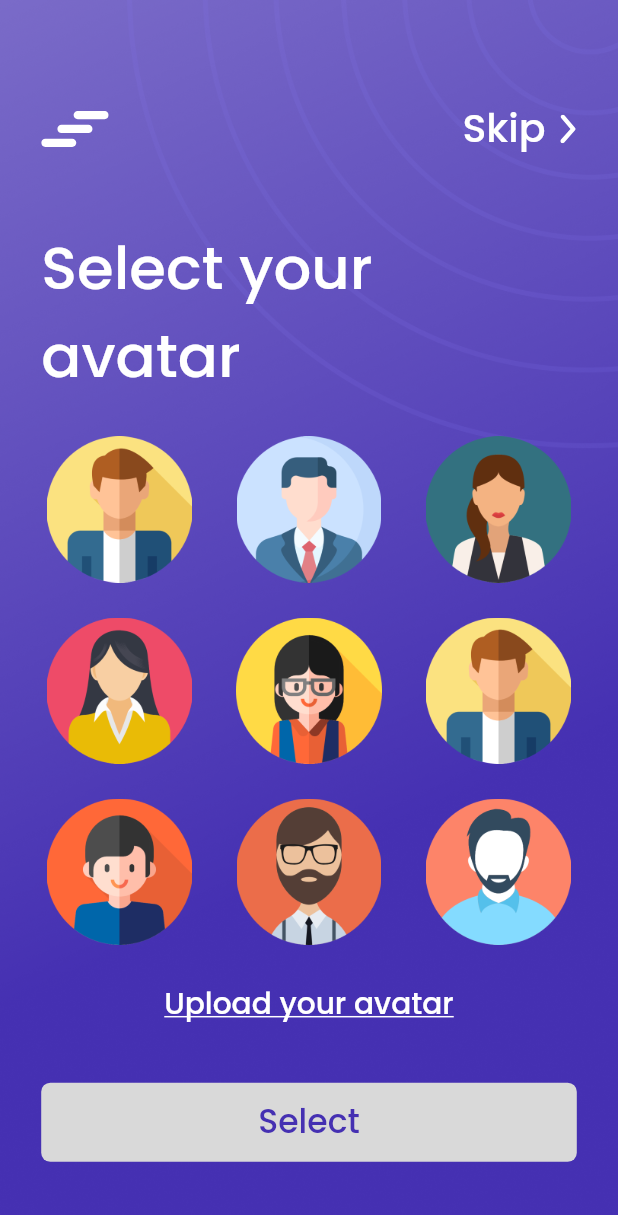
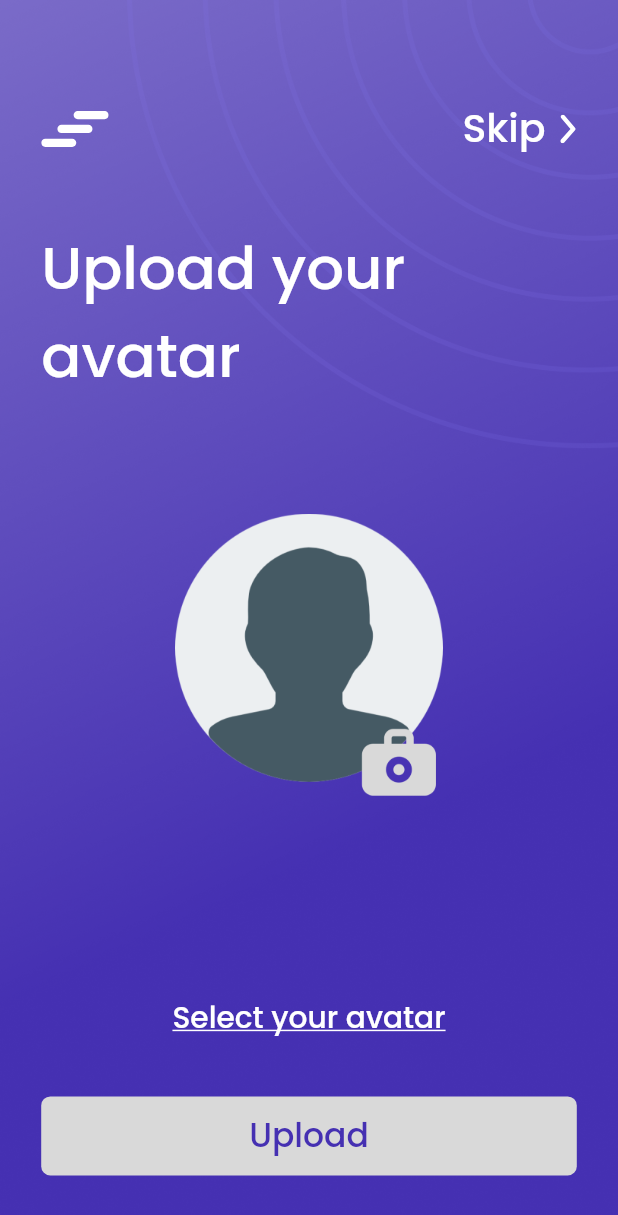
Before and after one commit to hamxa678/Quiz, a Flutter app: the screen it shows after launch, on a phone screen of 412 x 824 dp. Shown: the top 1215 px of the screen. Run offline on Flutter 3.47's test engine with Material 2 defaults, Android fonts, the phone set to English and light mode, and no system bars; our stand-ins replace cloud_firestore, connectivity_plus, device_info_plus, dio, file_picker, firebase_auth and 16 more; missing offline and left inert: flutter_facebook_auth, github_sign_in, heic_to_jpg; accounts and stored records are empty.

Commit message:
Upload avatar screen UI completed

```diff
--- a/lib/UI/screens/select_avatar/select_avatar.dart
+++ b/lib/UI/screens/select_upload_avatar/select_avatar.dart
@@ -1,7 +1,6 @@
 import 'package:flutter/material.dart';
 import 'package:flutter_mvvm_template/UI/custom_widget/custom_button.dart';
-import 'package:flutter_mvvm_template/UI/screens/auth_signup/sign_up/sign_up_screen.dart';
-import 'package:flutter_mvvm_template/UI/screens/select_avatar/select_avatar_viewmodel.dart';
+import 'package:flutter_mvvm_template/UI/screens/select_upload_avatar/select_avatar_viewmodel.dart';
 import 'package:flutter_mvvm_template/core/constants/strings.dart';
 import 'package:flutter_svg/flutter_svg.dart';
 import 'package:get/get.dart';
@@ -138,32 +137,4 @@ class SelectAvatarScreen extends StatelessWidget {
       ),
     );
   }
-
-  _dontHaveAccount() {
-    return Align(
-      alignment: Alignment.bottomCenter,
-      child: Row(
-        mainAxisAlignment: MainAxisAlignment.center,
-        crossAxisAlignment: CrossAxisAlignment.center,
-        children: [
-          const Text(
-            "Don't have an account? ",
-            style: TextStyle(color: Color(0xffD9D9D9), fontFamily: 'Poppins'),
-          ),
-          InkWell(
-            onTap: () {
-              Get.to(() => const SignUpScreen());
-            },
-            child: const Text(
-              'Signup',
-              style: TextStyle(
-                  color: Color(0xffD9D9D9),
-                  fontFamily: 'Poppins',
-                  fontWeight: FontWeight.w500),
-            ),
-          ),
-        ],
-      ),
-    );
-  }
 }
--- /dev/null
+++ b/lib/UI/screens/select_upload_avatar/upload_avatar.dart
@@ -0,0 +1,141 @@
+import 'package:flutter/material.dart';
+import 'package:flutter_mvvm_template/UI/custom_widget/custom_button.dart';
+import 'package:flutter_mvvm_template/UI/screens/select_upload_avatar/select_avatar_viewmodel.dart';
+import 'package:flutter_mvvm_template/core/constants/strings.dart';
+import 'package:flutter_svg/flutter_svg.dart';
+import 'package:get/get.dart';
+import 'package:provider/provider.dart';
+import 'package:flutter_screenutil/flutter_screenutil.dart';
+
+class UploadAvatarScreen extends StatelessWidget {
+  const UploadAvatarScreen({Key? key}) : super(key: key);
+  @override
+  Widget build(BuildContext context) {
+    return ChangeNotifierProvider(
+      create: (context) => SelectAvatarViewModel(),
+      child: Consumer<SelectAvatarViewModel>(
+        builder: (context, model, child) => Scaffold(
+          backgroundColor: Colors.white,
+          body: SingleChildScrollView(
+            child: Container(
+              height: 1.sh,
+              width: 1.sw,
+              decoration: const BoxDecoration(
+                image: DecorationImage(
+                  image: AssetImage('${staticImage}Background.png'),
+                  fit: BoxFit.cover,
+                ),
+              ),
+              child: Padding(
+                  padding: EdgeInsets.fromLTRB(25.w, 65.h, 25.w, 0),
+                  child: Column(
+                    crossAxisAlignment: CrossAxisAlignment.start,
+                    children: [
+                      Row(
+                        children: [
+                          SvgPicture.asset(
+                            '${staticIcon}logo1.svg',
+                            fit: BoxFit.scaleDown,
+                          ),
+                          const Spacer(),
+                          _skipButton(),
+                        ],
+                      ),
+                      42.verticalSpace,
+                      Text(
+                        'Upload your avatar',
+                        style: TextStyle(
+                          fontFamily: 'Poppins',
+                          fontWeight: FontWeight.w500,
+                          fontSize: 36.sp,
+                          color: Colors.white,
+                        ),
+                      ),
+                      75.verticalSpace,
+                      _uploadAvatar(),
+                      131.verticalSpace,
+                      GestureDetector(
+                        onTap: () {
+                          // do something
+                        },
+                        child: Align(
+                          alignment: Alignment.center,
+                          child: Text(
+                            'Select your avatar',
+                            style: TextStyle(
+                              decoration: TextDecoration.underline,
+                              fontFamily: 'Poppins',
+                              fontWeight: FontWeight.w500,
+                              fontSize: 18.sp,
+                              color: Colors.white,
+                            ),
+                          ),
+                        ),
+                      ),
+                      37.verticalSpace,
+                      CustomButton(
+                        titleWidget: const Text(
+                          'Upload',
+                          style: TextStyle(
+                            fontFamily: 'Poppins',
+                            fontWeight: FontWeight.w500,
+                            fontSize: 22,
+                            color: Color(0xff4530B2),
+                          ),
+                        ),
+                        onPressed: () {
+                          // do something
+                        },
+                      ),
+                    ],
+                  )),
+            ),
+          ),
+        ),
+      ),
+    );
+  }
+
+  Widget _uploadAvatar() {
+    return Align(
+      alignment: Alignment.center,
+      child: GestureDetector(
+        onTap: () {
+          // do something
+        },
+        child: Image.asset(
+          '${staticImage}avatar.png',
+          height: 185.02.h,
+          width: 176.w,
+          fit: BoxFit.scaleDown,
+        ),
+      ),
+    );
+  }
+
+  GestureDetector _skipButton() {
+    return GestureDetector(
+      onTap: () {
+        // do something
+      },
+      child: Row(
+        children: [
+          Text(
+            'Skip',
+            style: TextStyle(
+              fontFamily: 'Poppins',
+              fontWeight: FontWeight.w500,
+              fontSize: 24.sp,
+              color: Colors.white,
+            ),
+          ),
+          9.horizontalSpace,
+          SvgPicture.asset(
+            '${staticIcon}skip.svg',
+            fit: BoxFit.scaleDown,
+          ),
+        ],
+      ),
+    );
+  }
+}
--- a/lib/app.dart
+++ b/lib/app.dart
@@ -1,6 +1,7 @@
 import 'package:flutter/material.dart';
 import 'package:flutter_mvvm_template/UI/screens/auth_signup/sign_up/sign_up_screen.dart';
-import 'package:flutter_mvvm_template/UI/screens/select_avatar/select_avatar.dart';
+import 'package:flutter_mvvm_template/UI/screens/select_upload_avatar/select_avatar.dart';
+import 'package:flutter_mvvm_template/UI/screens/select_upload_avatar/upload_avatar.dart';
 import 'package:flutter_mvvm_template/UI/screens/splash_screen.dart';
 import 'package:flutter_mvvm_template/core/services/localization_service.dart';
 import 'package:flutter_screenutil/flutter_screenutil.dart';
@@ -24,7 +25,7 @@ class MyApp extends StatelessWidget {
         translations: LocalizationService(),
         locale: const Locale("en"),
         title: title,
-        home: const SelectAvatarScreen(),
+        home: const UploadAvatarScreen(),
         // const SignUpScreen()
         // const SplashScreen(),
       ),
```
Also changed, not shown: assets/images/avatar.png (added), lib/UI/screens/select_upload_avatar/select_avatar_viewmodel.dart (renamed from lib/UI/screens/select_avatar/select_avatar_viewmodel.dart).
